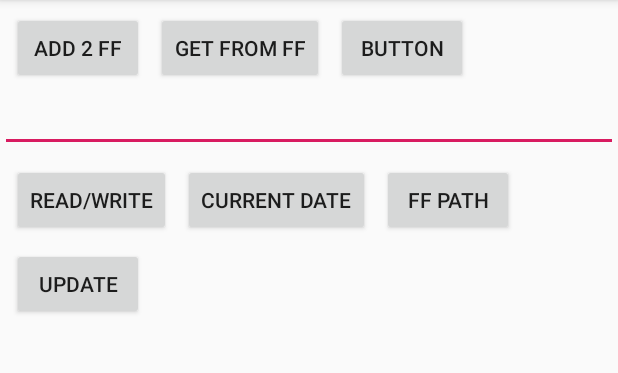
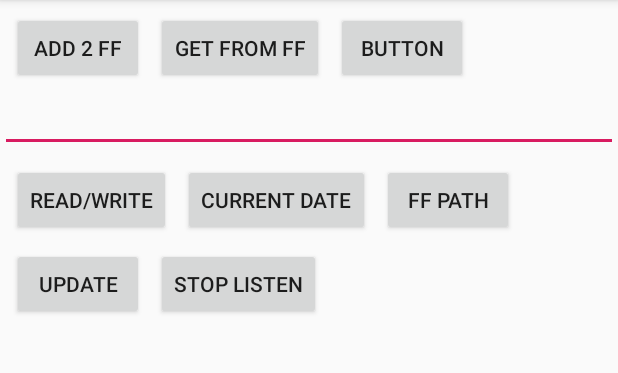
Before and after one commit to prome02/MyKtFirebaseStore, an Android app: the Main2Activity screen opened directly, with no data from a screen before it, on a phone screen of 412 x 824 dp, the part 84-457 px from its top. Run offline under Robolectric (Android 15) with nearby library versions, the phone set to English and light mode, and no system bars; our stand-ins replace Firebase (no records; nobody signed in at launch, a user with empty details on screens opened directly); libraries missing offline, so code that uses them is left out: com.google.protobuf.compiler.

Commit message:
移除SERVER端變化的listening

```diff
--- a/app/src/main/res/layout/activity_main2.xml
+++ b/app/src/main/res/layout/activity_main2.xml
@@ -97,4 +97,15 @@
         android:text="update"
         app:layout_constraintStart_toStartOf="parent"
         app:layout_constraintTop_toBottomOf="@+id/button17" />
+
+    <Button
+        android:id="@+id/button21"
+        android:layout_width="wrap_content"
+        android:layout_height="wrap_content"
+        android:layout_marginStart="8dp"
+        android:layout_marginTop="8dp"
+        android:onClick="onStopListen"
+        android:text="stop listen"
+        app:layout_constraintStart_toEndOf="@+id/button20"
+        app:layout_constraintTop_toBottomOf="@+id/button18" />
 </androidx.constraintlayout.widget.ConstraintLayout>
```
Also changed, not shown: app/src/main/java/com/example/myktfirebasestore/FFOperation.kt (+12 -5 lines), app/src/main/java/com/example/myktfirebasestore/Main2Activity.kt (+7 -1 lines).
